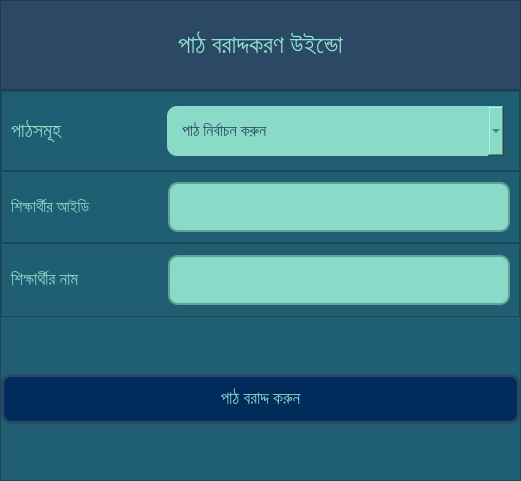
The window that EmPower/Teacher/Frontend/PyQt_UI/assign_lesson_window.ui (ahmedfahad04/SPL-2) describes before a commit, drawn with Qt 5.
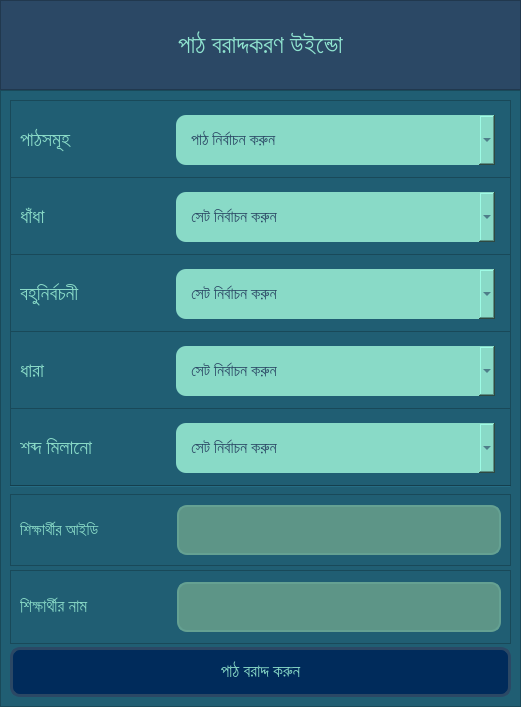
The same window after the commit.

Commit message: auto lesson assigning done

Patch:
```diff
--- a/EmPower/Teacher/Frontend/PyQt_UI/assign_lesson_window.ui
+++ b/EmPower/Teacher/Frontend/PyQt_UI/assign_lesson_window.ui
@@ -7,13 +7,25 @@
     <x>0</x>
     <y>0</y>
     <width>521</width>
-    <height>481</height>
+    <height>707</height>
    </rect>
   </property>
+  <property name="minimumSize">
+   <size>
+    <width>521</width>
+    <height>707</height>
+   </size>
+  </property>
+  <property name="maximumSize">
+   <size>
+    <width>521</width>
+    <height>707</height>
+   </size>
+  </property>
   <property name="windowTitle">
    <string>Form</string>
   </property>
-  <layout class="QGridLayout" name="gridLayout_2">
+  <layout class="QGridLayout" name="gridLayout">
    <property name="leftMargin">
     <number>0</number>
    </property>
@@ -95,23 +107,8 @@
      <property name="frameShadow">
       <enum>QFrame::Raised</enum>
      </property>
-     <layout class="QGridLayout" name="gridLayout">
-      <property name="leftMargin">
-       <number>0</number>
-      </property>
-      <property name="topMargin">
-       <number>0</number>
-      </property>
-      <property name="rightMargin">
-       <number>0</number>
-      </property>
-      <property name="bottomMargin">
-       <number>0</number>
-      </property>
-      <property name="spacing">
-       <number>0</number>
-      </property>
-      <item row="0" column="0">
+     <layout class="QVBoxLayout" name="verticalLayout">
+      <item>
        <widget class="QFrame" name="frame_3">
         <property name="minimumSize">
          <size>
@@ -195,7 +192,350 @@
         </layout>
        </widget>
       </item>
-      <item row="1" column="0">
+      <item>
+       <widget class="QFrame" name="frame_4">
+        <property name="minimumSize">
+         <size>
+          <width>300</width>
+          <height>80</height>
+         </size>
+        </property>
+        <property name="maximumSize">
+         <size>
+          <width>16777215</width>
+          <height>16777215</height>
+         </size>
+        </property>
+        <property name="frameShape">
+         <enum>QFrame::StyledPanel</enum>
+        </property>
+        <property name="frameShadow">
+         <enum>QFrame::Raised</enum>
+        </property>
+        <layout class="QHBoxLayout" name="horizontalLayout_7">
+         <property name="rightMargin">
+          <number>15</number>
+         </property>
+         <item>
+          <widget class="QLabel" name="lbl_category_2">
+           <property name="minimumSize">
+            <size>
+             <width>120</width>
+             <height>0</height>
+            </size>
+           </property>
+           <property name="maximumSize">
+            <size>
+             <width>150</width>
+             <height>16777215</height>
+            </size>
+           </property>
+           <property name="font">
+            <font>
+             <family>Hind Siliguri Medium</family>
+             <pointsize>15</pointsize>
+             <weight>50</weight>
+             <bold>false</bold>
+            </font>
+           </property>
+           <property name="styleSheet">
+            <string notr="true">color: rgb(137, 218, 199);</string>
+           </property>
+           <property name="text">
+            <string>ধাঁধা </string>
+           </property>
+          </widget>
+         </item>
+         <item>
+          <widget class="QComboBox" name="lsn_cmb_puzzle_list">
+           <property name="minimumSize">
+            <size>
+             <width>308</width>
+             <height>50</height>
+            </size>
+           </property>
+           <property name="font">
+            <font>
+             <family>Hind Siliguri Medium</family>
+             <pointsize>12</pointsize>
+            </font>
+           </property>
+           <property name="styleSheet">
+            <string notr="true">background-color: rgb(137, 218, 199);
+padding-left: 15px;
+border-radius: 10px;
+color: rgb(43, 72, 101);</string>
+           </property>
+           <item>
+            <property name="text">
+             <string>সেট নির্বাচন করুন</string>
+            </property>
+           </item>
+          </widget>
+         </item>
+        </layout>
+       </widget>
+      </item>
+      <item>
+       <widget class="QFrame" name="frame_5">
+        <property name="minimumSize">
+         <size>
+          <width>300</width>
+          <height>80</height>
+         </size>
+        </property>
+        <property name="maximumSize">
+         <size>
+          <width>16777215</width>
+          <height>16777215</height>
+         </size>
+        </property>
+        <property name="frameShape">
+         <enum>QFrame::StyledPanel</enum>
+        </property>
+        <property name="frameShadow">
+         <enum>QFrame::Raised</enum>
+        </property>
+        <layout class="QHBoxLayout" name="horizontalLayout_8">
+         <property name="rightMargin">
+          <number>15</number>
+         </property>
+         <item>
+          <widget class="QLabel" name="lbl_category_3">
+           <property name="minimumSize">
+            <size>
+             <width>120</width>
+             <height>0</height>
+            </size>
+           </property>
+           <property name="maximumSize">
+            <size>
+             <width>150</width>
+             <height>16777215</height>
+            </size>
+           </property>
+           <property name="font">
+            <font>
+             <family>Hind Siliguri Medium</family>
+             <pointsize>15</pointsize>
+             <weight>50</weight>
+             <bold>false</bold>
+            </font>
+           </property>
+           <property name="styleSheet">
+            <string notr="true">color: rgb(137, 218, 199);</string>
+           </property>
+           <property name="text">
+            <string>বহুনির্বচনী</string>
+           </property>
+          </widget>
+         </item>
+         <item>
+          <widget class="QComboBox" name="lsn_cmb_mcq_list">
+           <property name="minimumSize">
+            <size>
+             <width>308</width>
+             <height>50</height>
+            </size>
+           </property>
+           <property name="font">
+            <font>
+             <family>Hind Siliguri Medium</family>
+             <pointsize>12</pointsize>
+            </font>
+           </property>
+           <property name="styleSheet">
+            <string notr="true">background-color: rgb(137, 218, 199);
+padding-left: 15px;
+border-radius: 10px;
+color: rgb(43, 72, 101);</string>
+           </property>
+           <item>
+            <property name="text">
+             <string>সেট নির্বাচন করুন</string>
+            </property>
+           </item>
+          </widget>
+         </item>
+        </layout>
+       </widget>
+      </item>
+      <item>
+       <widget class="QFrame" name="frame_7">
+        <property name="minimumSize">
+         <size>
+          <width>300</width>
+          <height>80</height>
+         </size>
+        </property>
+        <property name="maximumSize">
+         <size>
+          <width>16777215</width>
+          <height>16777215</height>
+         </size>
+        </property>
+        <property name="frameShape">
+         <enum>QFrame::StyledPanel</enum>
+        </property>
+        <property name="frameShadow">
+         <enum>QFrame::Raised</enum>
+        </property>
+        <layout class="QHBoxLayout" name="horizontalLayout_9">
+         <property name="rightMargin">
+          <number>15</number>
+         </property>
+         <item>
+          <widget class="QLabel" name="lbl_category_4">
+           <property name="minimumSize">
+            <size>
+             <width>120</width>
+             <height>0</height>
+            </size>
+           </property>
+           <property name="maximumSize">
+            <size>
+             <width>150</width>
+             <height>16777215</height>
+            </size>
+           </property>
+           <property name="font">
+            <font>
+             <family>Hind Siliguri Medium</family>
+             <pointsize>15</pointsize>
+             <weight>50</weight>
+             <bold>false</bold>
+            </font>
+           </property>
+           <property name="styleSheet">
+            <string notr="true">color: rgb(137, 218, 199);</string>
+           </property>
+           <property name="text">
+            <string>ধারা</string>
+           </property>
+          </widget>
+         </item>
+         <item>
+          <widget class="QComboBox" name="lsn_cmb_sequence_list">
+           <property name="minimumSize">
+            <size>
+             <width>308</width>
+             <height>50</height>
+            </size>
+           </property>
+           <property name="font">
+            <font>
+             <family>Hind Siliguri Medium</family>
+             <pointsize>12</pointsize>
+            </font>
+           </property>
+           <property name="styleSheet">
+            <string notr="true">background-color: rgb(137, 218, 199);
+padding-left: 15px;
+border-radius: 10px;
+color: rgb(43, 72, 101);</string>
+           </property>
+           <item>
+            <property name="text">
+             <string>সেট নির্বাচন করুন</string>
+            </property>
+           </item>
+          </widget>
+         </item>
+        </layout>
+       </widget>
+      </item>
+      <item>
+       <widget class="QFrame" name="frame_8">
+        <property name="minimumSize">
+         <size>
+          <width>300</width>
+          <height>80</height>
+         </size>
+        </property>
+        <property name="maximumSize">
+         <size>
+          <width>16777215</width>
+          <height>16777215</height>
+         </size>
+        </property>
+        <property name="frameShape">
+         <enum>QFrame::StyledPanel</enum>
+        </property>
+        <property name="frameShadow">
+         <enum>QFrame::Raised</enum>
+        </property>
+        <layout class="QHBoxLayout" name="horizontalLayout_10">
+         <property name="rightMargin">
+          <number>15</number>
+         </property>
+         <item>
+          <widget class="QLabel" name="lbl_category_5">
+           <property name="minimumSize">
+            <size>
+             <width>120</width>
+             <height>0</height>
+            </size>
+           </property>
+           <property name="maximumSize">
+            <size>
+             <width>150</width>
+             <height>16777215</height>
+            </size>
+           </property>
+           <property name="font">
+            <font>
+             <family>Hind Siliguri Medium</family>
+             <pointsize>15</pointsize>
+             <weight>50</weight>
+             <bold>false</bold>
+            </font>
+           </property>
+           <property name="styleSheet">
+            <string notr="true">color: rgb(137, 218, 199);</string>
+           </property>
+           <property name="text">
+            <string>শব্দ মিলানো</string>
+           </property>
+          </widget>
+         </item>
+         <item>
+          <widget class="QComboBox" name="lsn_cmb_matching_list">
+           <property name="minimumSize">
+            <size>
+             <width>308</width>
+             <height>50</height>
+            </size>
+           </property>
+           <property name="font">
+            <font>
+             <family>Hind Siliguri Medium</family>
+             <pointsize>12</pointsize>
+            </font>
+           </property>
+           <property name="styleSheet">
+            <string notr="true">background-color: rgb(137, 218, 199);
+padding-left: 15px;
+border-radius: 10px;
+color: rgb(43, 72, 101);</string>
+           </property>
+           <item>
+            <property name="text">
+             <string>সেট নির্বাচন করুন</string>
+            </property>
+           </item>
+          </widget>
+         </item>
+        </layout>
+       </widget>
+      </item>
+      <item>
+       <widget class="Line" name="line_2">
+        <property name="orientation">
+         <enum>Qt::Horizontal</enum>
+        </property>
+       </widget>
+      </item>
+      <item>
        <widget class="QFrame" name="frame_6">
         <property name="minimumSize">
          <size>
@@ -266,7 +606,7 @@
             </font>
            </property>
            <property name="styleSheet">
-            <string notr="true">background-color: rgb(137, 218, 199);
+            <string notr="true">background-color: rgb(93, 149, 135);
 border: 2px solid rgb(101, 161, 146);
 padding-left: 15px;
 border-radius: 10px;
@@ -283,7 +623,7 @@
         </layout>
        </widget>
       </item>
-      <item row="2" column="0">
+      <item>
        <widget class="QFrame" name="frame_2">
         <property name="minimumSize">
          <size>
@@ -352,7 +692,7 @@
             </font>
            </property>
            <property name="styleSheet">
-            <string notr="true">background-color: rgb(137, 218, 199);
+            <string notr="true">background-color: rgb(93, 149, 135);
 border: 2px solid rgb(101, 161, 146);
 padding-left: 15px;
 border-radius: 10px;
@@ -366,7 +706,7 @@
         </layout>
        </widget>
       </item>
-      <item row="4" column="0">
+      <item>
        <widget class="QPushButton" name="lsn_btn_assign_lsn_to_std">
         <property name="minimumSize">
          <size>
@@ -407,32 +747,6 @@
         </property>
        </widget>
       </item>
-      <item row="5" column="0">
-       <spacer name="verticalSpacer_2">
-        <property name="orientation">
-         <enum>Qt::Vertical</enum>
-        </property>
-        <property name="sizeHint" stdset="0">
-         <size>
-          <width>20</width>
-          <height>52</height>
-         </size>
-        </property>
-       </spacer>
-      </item>
-      <item row="3" column="0">
-       <spacer name="verticalSpacer">
-        <property name="orientation">
-         <enum>Qt::Vertical</enum>
-        </property>
-        <property name="sizeHint" stdset="0">
-         <size>
-          <width>20</width>
-          <height>53</height>
-         </size>
-        </property>
-       </spacer>
-      </item>
      </layout>
     </widget>
    </item>
```
The commit also changes 86 other files.
